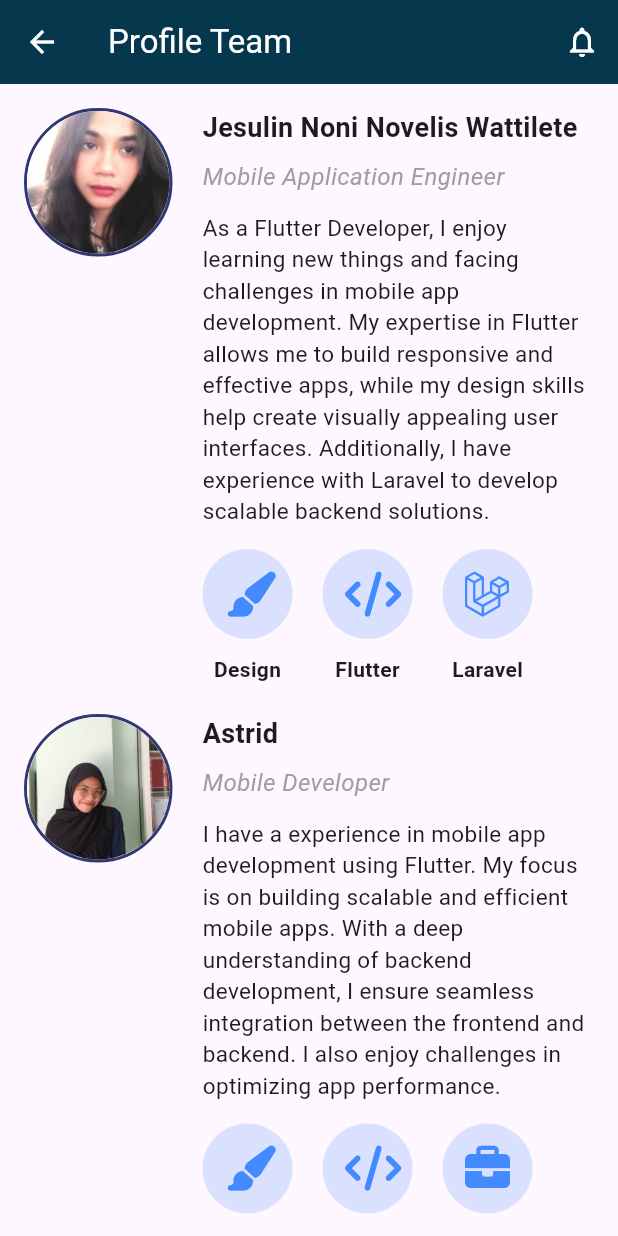
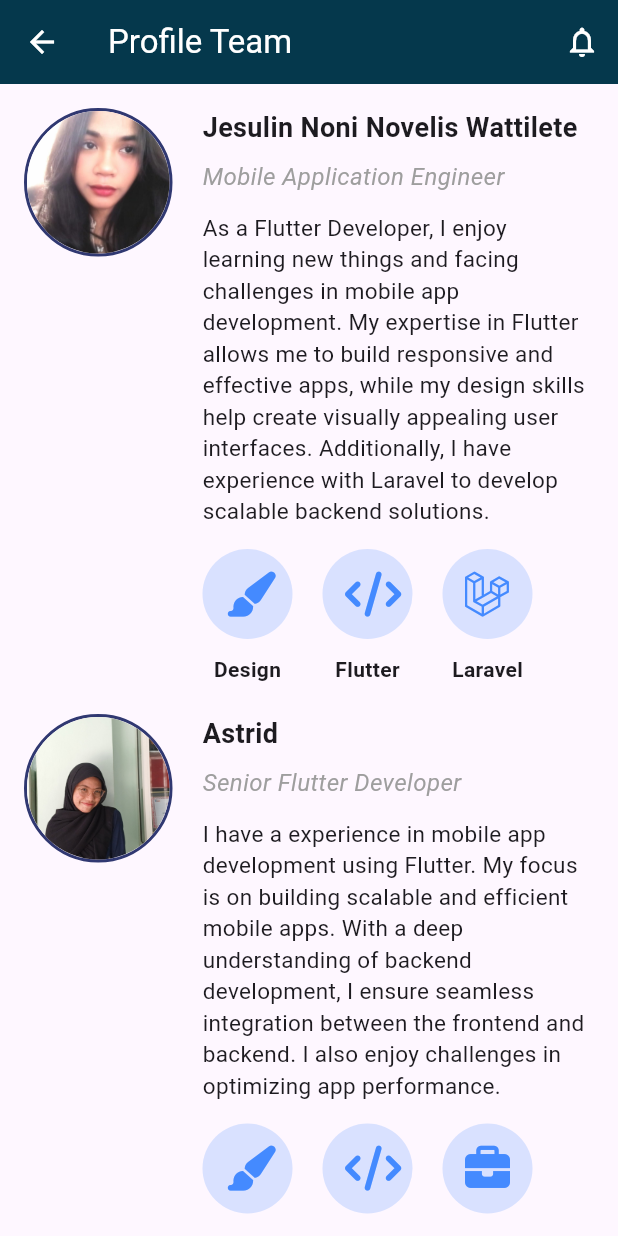
Before and after one commit to jesulin2004/uts_PAA, a Flutter app: the screen it shows after launch, in the side drawer, after a tap on "Profile", on a phone screen of 412 x 824 dp. Run offline on Flutter 3.47's test engine with Material 3 defaults, Android fonts, the phone set to English and light mode, and no system bars; our stand-ins replace font_awesome_flutter.

Commit message:
first init github

```diff
--- a/lib/profile.dart
+++ b/lib/profile.dart
@@ -57,7 +57,7 @@ class _ProfileScreenState extends State<ProfileScreen> {
               // Profil 2
               ProfileCard(
                 name: 'Astrid',
-                role: 'Mobile Developer',
+                role: 'Senior Flutter Developer',
                 description:
                     'I have a experience in mobile app development using Flutter. My focus is on building scalable and efficient mobile apps. With a deep understanding of backend development, I ensure seamless integration between the frontend and backend. I also enjoy challenges in optimizing app performance.',
                 imagePath: 'assets/astrid.jpg',
@@ -72,7 +72,7 @@ class _ProfileScreenState extends State<ProfileScreen> {
               // Profil 3
               ProfileCard(
                 name: 'Vivi Safira Rizki',
-                role: 'Mobile Developer',
+                role: 'Senior Flutter Developer',
                 description:
                     'As a mobile developer, I am very enthusiastic to continue learning and developing in the field of mobile application development. I am currently focused on improving my skills in Flutter and SQL databases to build efficient and easy to use applications. I believe that my experience as a junior developer will provide me with many opportunities to grow further.',
                 imagePath: 'assets/vivi.jpg',
```
